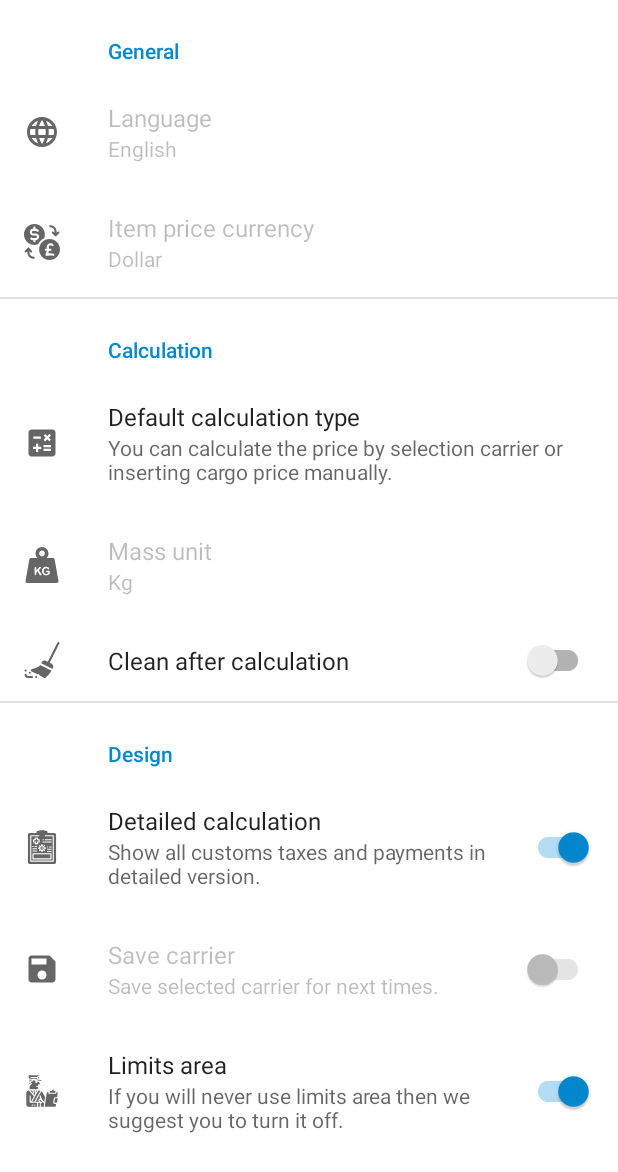
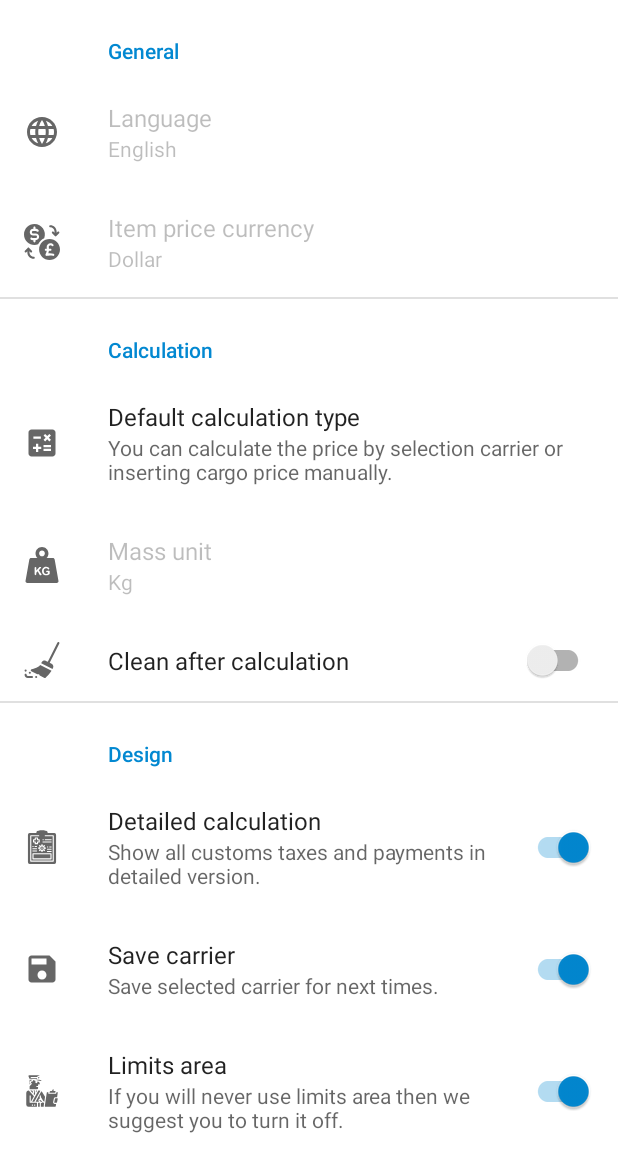
Before and after one commit to BMU-Pervin/CustomsTaxesCalculator, an Android app: the SettingsFragment screen opened through its navigation route, on a phone screen of 412 x 824 dp. Shown: the top 1172 px of the screen. Run offline under Robolectric (Android 15) with nearby library versions, the phone set to English and light mode, and no system bars; our stand-ins replace AdMob, Room's generated code, androidx.preference, navigation-ui; libraries missing offline, so code that uses them is left out: net.colindodd.gradientlayout; Roboto replaces fonts that are not available here; 6 statements that could not run were skipped.

Commit message:
Solved saved_carrier issue.

```diff
--- a/app/src/main/java/az/squareroot/customstaxescalc/BindingAdapter.kt
+++ b/app/src/main/java/az/squareroot/customstaxescalc/BindingAdapter.kt
@@ -1,5 +1,6 @@
 package az.squareroot.customstaxescalc
 
+import android.annotation.SuppressLint
 import android.content.Context
 import android.graphics.Color
 import android.view.View
@@ -50,6 +51,7 @@ fun bindImage(imageView: ImageView, data: Carrier?) {
     }
 }
 
+@SuppressLint("Range")
 @BindingAdapter("bindColor")
 fun bindColor(layout: GradientRelativeLayout, data: Carrier?) {
     if (data != null) {
--- a/app/src/main/java/az/squareroot/customstaxescalc/MainActivity.kt
+++ b/app/src/main/java/az/squareroot/customstaxescalc/MainActivity.kt
@@ -37,7 +37,7 @@ class MainActivity : AppCompatActivity() {
         Carriers.setDB(this.application)
         sharedPreferences = PreferenceManager.getDefaultSharedPreferences(this)
         editPreferences = sharedPreferences.edit()
-        val hey = sharedPreferences.getBoolean("inserted", false)
+
         if (!sharedPreferences.getBoolean("inserted", false)) {
             try {
                 Carriers.insert()
@@ -50,7 +50,7 @@ class MainActivity : AppCompatActivity() {
         } else {
             Carriers.startFetching()
         }
-        Log.i("MainActivity", "inserted: $hey")
+
         MobileAds.initialize(this) {}
         adView = findViewById(R.id.adview_footer)
         val adRequest = AdRequest.Builder().build()
--- a/app/src/main/java/az/squareroot/customstaxescalc/database/Carriers.kt
+++ b/app/src/main/java/az/squareroot/customstaxescalc/database/Carriers.kt
@@ -2,7 +2,9 @@ package az.squareroot.customstaxescalc.database
 
 import android.app.Application
 import android.util.Log
-import az.squareroot.customstaxescalc.*
+import androidx.lifecycle.LiveData
+import androidx.lifecycle.MutableLiveData
+import az.squareroot.customstaxescalc.R
 import az.squareroot.customstaxescalc.database.datastructure.Carrier
 import az.squareroot.customstaxescalc.database.datastructure.Price
 import az.squareroot.customstaxescalc.database.datastructure.Warehouse
@@ -14,6 +16,11 @@ object Carriers {
     private val uiScope = CoroutineScope(Dispatchers.Main + viewModelJob)
     private lateinit var application: Application
     private lateinit var database: CarriersDatabase
+
+    private var _liveDataInstance = MutableLiveData<ArrayList<Carrier>?>().apply {
+        value = null
+    }
+    val liveDataInstance: LiveData<ArrayList<Carrier>?> = _liveDataInstance
 
     @Volatile
     var INSTANCE: ArrayList<Carrier> = ArrayList()
@@ -35,6 +42,7 @@ object Carriers {
                     carrier.prices = prices
                     carrier.warehouses = warehouses
                 }
+                _liveDataInstance.value = carriers as ArrayList<Carrier>
                 INSTANCE = carriers as ArrayList<Carrier>
                 Log.i("Carriers", "Fetching ended.")
             }
--- a/app/src/main/java/az/squareroot/customstaxescalc/ui/calculate/CalculateFragment.kt
+++ b/app/src/main/java/az/squareroot/customstaxescalc/ui/calculate/CalculateFragment.kt
@@ -2,7 +2,6 @@ package az.squareroot.customstaxescalc.ui.calculate
 
 import android.content.SharedPreferences
 import android.os.Bundle
-import android.util.Log
 import android.view.LayoutInflater
 import android.view.View
 import android.view.ViewGroup
@@ -168,22 +167,15 @@ class CalculateFragment : Fragment() {
             }
         }
 
-        when (val carrierId = sharedPreferences.getInt("selected_carrier", -1)) {
-            -1 -> {
+        Carriers.liveDataInstance.observe(viewLifecycleOwner, {
+            val carrierId = sharedPreferences.getInt("selected_carrier", -1)
+            if (it == null || carrierId == -1) {
                 binding.carrier = null
+
+            } else {
+                binding.carrier = it[carrierId]
             }
-            else -> {
-                Log.i("CalculateFragment", sharedPreferences.getInt("selected_carrier", -1).toString())
-                Log.i("CalculateFragment", "INSTANCE = ${Carriers.INSTANCE.size}")
-                //val carrier = Carriers.INSTANCE[carrierId]
-                //Log.i("CalculateFragment", carrier.name)
-                try {
-                    binding.carrier = Carriers.INSTANCE[carrierId]
-                } catch (e: Exception) {
-                    binding.carrier = null
-                }
-            }
-        }
+        })
 
         binding.cardViewCarrier.setOnClickListener {
             navController.navigate(R.id.navigation_carriers)
--- a/app/src/main/java/az/squareroot/customstaxescalc/ui/calculate/CalculateViewModel.kt
+++ b/app/src/main/java/az/squareroot/customstaxescalc/ui/calculate/CalculateViewModel.kt
@@ -97,7 +97,7 @@ class CalculateViewModel : ViewModel() {
     }
 
     override fun onCleared() {
-        Log.i("CalculateFragment.kt", "onClear")
+        Log.i("CalculateViewModel.kt", "onClear")
         super.onCleared()
     }
 }
--- a/app/src/main/res/xml/root_preferences.xml
+++ b/app/src/main/res/xml/root_preferences.xml
@@ -64,8 +64,8 @@
             app:title="@string/preference_detailed_calculation_title" />
 
         <SwitchPreferenceCompat
-            app:enabled="false"
-            app:defaultValue="false"
+            app:enabled="true"
+            app:defaultValue="true"
             app:dependency="calculation_type"
             app:icon="@drawable/ic_baseline_save_24dp"
             app:key="save_carrier"
```
